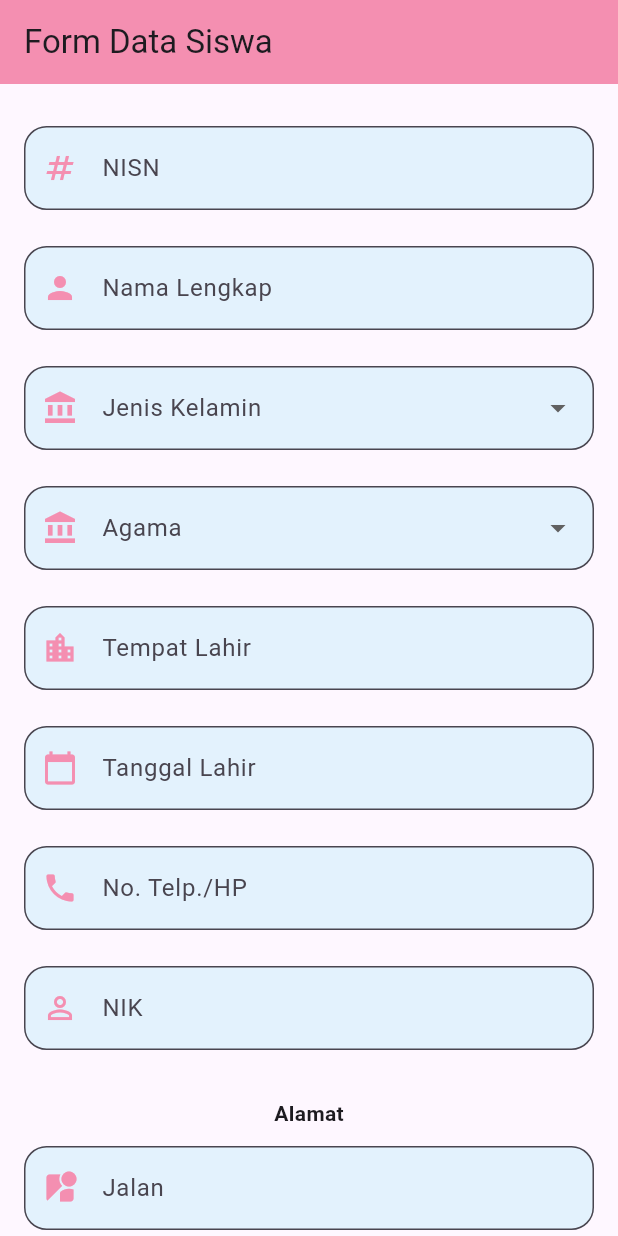
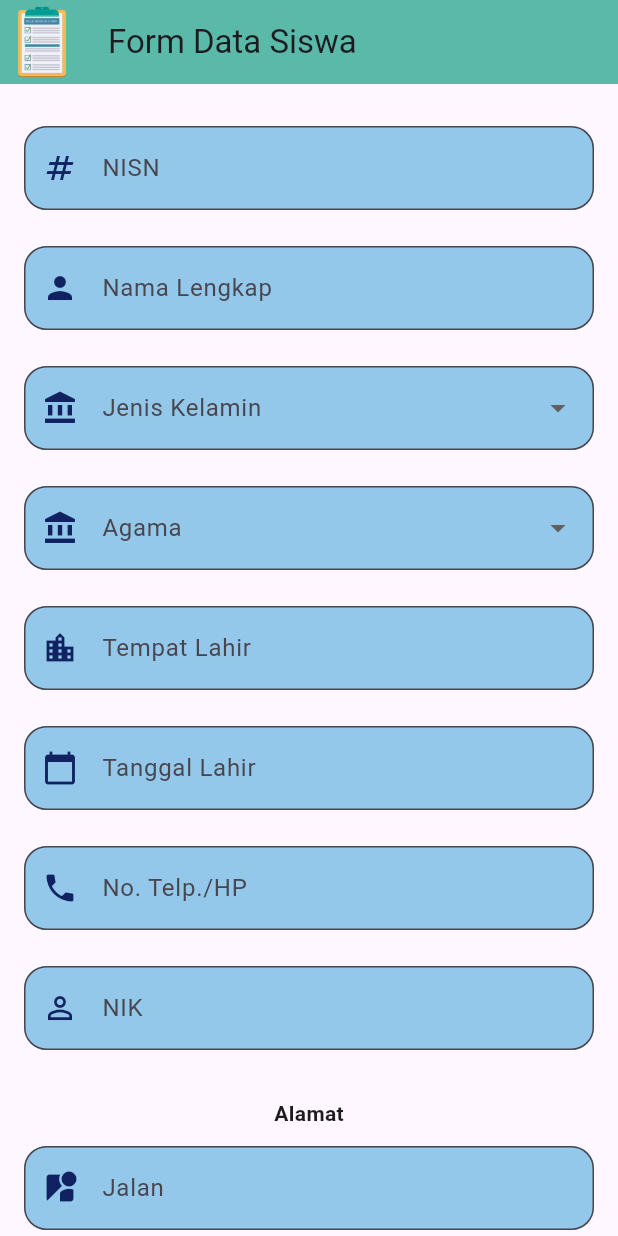
Before and after one commit to chellarobiatul1/data-siswa, a Flutter app: the screen it shows after launch, on a phone screen of 412 x 824 dp. Run offline on Flutter 3.47's test engine with Material 3 defaults, Android fonts, the phone set to English and light mode, and no system bars; our stand-ins replace supabase_flutter; accounts and stored records are empty.

Commit message:
update ui

```diff
--- a/lib/screens/student_data_page.dart
+++ b/lib/screens/student_data_page.dart
@@ -98,7 +98,7 @@ class _StudentDataPageState extends State<StudentDataPage> {
                         style: TextStyle(
                           fontSize: 24,
                           fontWeight: FontWeight.bold,
-                          color: Color(0xFF5AB9A8),
+                          color: Color.fromARGB(255, 0, 0, 0),
                         ),
                       ),
                       const SizedBox(height: 20),
@@ -109,6 +109,7 @@ class _StudentDataPageState extends State<StudentDataPage> {
                             final student = _students[index];
                             return Card(
                               elevation: 4,
+                              color: const Color.fromARGB(255, 147, 200, 234),
                               shape: RoundedRectangleBorder(
                                 borderRadius: BorderRadius.circular(10),
                               ),
@@ -137,6 +138,7 @@ class _StudentDataPageState extends State<StudentDataPage> {
       context: context,
       builder: (BuildContext context) {
         return AlertDialog(
+          backgroundColor: const Color.fromARGB(255, 220, 220, 220),
           title: const Text('Detail Informasi Siswa'),
           content: SingleChildScrollView(
             child: Column(
--- a/lib/screens/student_form_page.dart
+++ b/lib/screens/student_form_page.dart
@@ -1,5 +1,6 @@
 import 'package:flutter/material.dart';
 import 'package:supabase_flutter/supabase_flutter.dart';
+import 'package:intl/intl.dart';
 import 'student_data_page.dart';
 
 class StudentFormPage extends StatefulWidget {
@@ -32,9 +33,10 @@ class _StudentFormPageState extends State<StudentFormPage> {
   );
   if (picked != null) {
     setState(() {
-        final formatted = "${picked.day}/${picked.month}/${picked.year}";
-        _dateController.text = formatted;
-        _formData['tanggal_lahir'] = formatted;
+      // Menggunakan DateFormat untuk memastikan formatnya sesuai PostgreSQL
+      final formatted = DateFormat('yyyy-MM-dd').format(picked);
+      _dateController.text = formatted; // Update ke format yang sesuai
+      _formData['tanggal_lahir'] = formatted; // Kirim tanggal dalam format YYYY-MM-DD ke Supabase
     });
   }
 }
@@ -185,9 +187,12 @@ class _StudentFormPageState extends State<StudentFormPage> {
               focusNode: focusNode,
               decoration: InputDecoration(
                 labelText: "Dusun",
-                prefixIcon: Icon(Icons.home_work, color: Colors.pink.shade200),
+                prefixIcon: Icon(
+                  Icons.home_work,
+                  color: const Color.fromARGB(255, 16, 34, 98),
+                ),
                 filled: true,
-                fillColor: Colors.blue.shade50,
+                fillColor: const Color.fromARGB(255, 147, 200, 234),
                 border: OutlineInputBorder(
                   borderRadius: BorderRadius.circular(15),
                 ),
@@ -233,9 +238,9 @@ class _StudentFormPageState extends State<StudentFormPage> {
         keyboardType: inputType,
         decoration: InputDecoration(
           labelText: label,
-          prefixIcon: Icon(icon, color: Colors.pink.shade200),
+          prefixIcon: Icon(icon, color: const Color.fromARGB(255, 16, 34, 98)),
           filled: true,
-          fillColor: Colors.blue.shade50,
+          fillColor: const Color.fromARGB(255, 147, 200, 234),
           border: OutlineInputBorder(borderRadius: BorderRadius.circular(15)),
         ),
         validator: (value) {
@@ -264,9 +269,9 @@ class _StudentFormPageState extends State<StudentFormPage> {
       child: DropdownButtonFormField<String>(
         decoration: InputDecoration(
           labelText: label,
-          prefixIcon: Icon(icon, color: Colors.pink.shade200),
+          prefixIcon: Icon(icon, color: const Color.fromARGB(255, 16, 34, 98)),
           filled: true,
-          fillColor: Colors.blue.shade50,
+          fillColor: const Color.fromARGB(255, 147, 200, 234),
           border: OutlineInputBorder(borderRadius: BorderRadius.circular(15)),
         ),
         items: items
@@ -291,9 +296,12 @@ class _StudentFormPageState extends State<StudentFormPage> {
         onTap: _pickDate,
         decoration: InputDecoration(
           labelText: 'Tanggal Lahir',
-          prefixIcon: Icon(Icons.calendar_today, color: Colors.pink.shade200),
+          prefixIcon: Icon(
+            Icons.calendar_today,
+            color: const Color.fromARGB(255, 16, 34, 98),
+          ),
           filled: true,
-          fillColor: Colors.blue.shade50,
+          fillColor: const Color.fromARGB(255, 147, 200, 234),
           border: OutlineInputBorder(borderRadius: BorderRadius.circular(15)),
         ),
         validator: (value) =>
@@ -307,8 +315,12 @@ class _StudentFormPageState extends State<StudentFormPage> {
   Widget build(BuildContext context) {
     return Scaffold(
       appBar: AppBar(
+        leading: Padding(
+          padding: EdgeInsets.all(3.0),
+          child: Image.asset('assets/images/Formulir.png'),
+        ),
         title: const Text("Form Data Siswa"),
-        backgroundColor: Colors.pink.shade200,
+        backgroundColor: const Color(0xFF5AB9A8),
       ),
       body: SingleChildScrollView(
         padding: const EdgeInsets.all(16),
@@ -379,10 +391,10 @@ class _StudentFormPageState extends State<StudentFormPage> {
                   labelText: 'Desa',
                   prefixIcon: Icon(
                     Icons.location_city,
-                color: Colors.pink.shade200,
+                    color: const Color.fromARGB(255, 16, 34, 98),
                   ),
                   filled: true,
-                fillColor: Colors.blue.shade50,
+                  fillColor: const Color.fromARGB(255, 147, 200, 234),
                   border: OutlineInputBorder(
                     borderRadius: BorderRadius.circular(15),
                   ),
@@ -396,9 +408,12 @@ class _StudentFormPageState extends State<StudentFormPage> {
                 readOnly: true,
                 decoration: InputDecoration(
                   labelText: 'Kecamatan',
-                prefixIcon: Icon(Icons.map, color: Colors.pink.shade200),
+                  prefixIcon: Icon(
+                    Icons.map,
+                    color: const Color.fromARGB(255, 16, 34, 98),
+                  ),
                   filled: true,
-                fillColor: Colors.blue.shade50,
+                  fillColor: const Color.fromARGB(255, 147, 200, 234),
                   border: OutlineInputBorder(
                     borderRadius: BorderRadius.circular(15),
                   ),
@@ -414,10 +429,10 @@ class _StudentFormPageState extends State<StudentFormPage> {
                   labelText: 'Kabupaten',
                   prefixIcon: Icon(
                     Icons.apartment,
-                color: Colors.pink.shade200,
+                    color: const Color.fromARGB(255, 16, 34, 98),
                   ),
                   filled: true,
-                fillColor: Colors.blue.shade50,
+                  fillColor: const Color.fromARGB(255, 147, 200, 234),
                   border: OutlineInputBorder(
                     borderRadius: BorderRadius.circular(15),
                   ),
@@ -431,9 +446,12 @@ class _StudentFormPageState extends State<StudentFormPage> {
                 readOnly: true,
                 decoration: InputDecoration(
                   labelText: 'Provinsi',
-                prefixIcon: Icon(Icons.flag, color: Colors.pink.shade200),
+                  prefixIcon: Icon(
+                    Icons.flag,
+                    color: const Color.fromARGB(255, 16, 34, 98),
+                  ),
                   filled: true,
-                fillColor: Colors.blue.shade50,
+                  fillColor: const Color.fromARGB(255, 147, 200, 234),
                   border: OutlineInputBorder(
                     borderRadius: BorderRadius.circular(15),
                   ),
@@ -449,10 +467,10 @@ class _StudentFormPageState extends State<StudentFormPage> {
                   labelText: 'Kode Pos',
                   prefixIcon: Icon(
                     Icons.local_post_office,
-                color: Colors.pink.shade200,
+                    color: const Color.fromARGB(255, 16, 34, 98),
                   ),
                   filled: true,
-                fillColor: Colors.blue.shade50,
+                  fillColor: const Color.fromARGB(255, 147, 200, 234),
                   border: OutlineInputBorder(
                     borderRadius: BorderRadius.circular(15),
                   ),
--- a/lib/widget/form_input.dart
+++ b/lib/widget/form_input.dart
@@ -15,15 +15,15 @@ Widget buildTextField({
       decoration: InputDecoration(
         labelText: label,
         labelStyle: const TextStyle(
-          color: Color(0xFF6C5B7B),
+          color: Color.fromARGB(255, 0, 0, 0),
           fontWeight: FontWeight.bold,
         ),
         focusedBorder: OutlineInputBorder(
-          borderSide: const BorderSide(color: Color(0xFF6C5B7B), width: 2),
+          borderSide: const BorderSide(color: Color.fromARGB(255, 0, 0, 0), width: 2),
           borderRadius: BorderRadius.circular(12),
         ),
         enabledBorder: OutlineInputBorder(
-          borderSide: const BorderSide(color: Color(0xFFEBEBEB), width: 2),
+          borderSide: const BorderSide(color: Color.fromARGB(255, 226, 224, 71), width: 2),
           borderRadius: BorderRadius.circular(12),
         ),
       ),
```
Also changed, not shown: pubspec.yaml (+5 -3 lines), assets/images/Formulir.png (added), pubspec.lock, 5 other files. Lines whose indentation alone changed are shown as unchanged.
